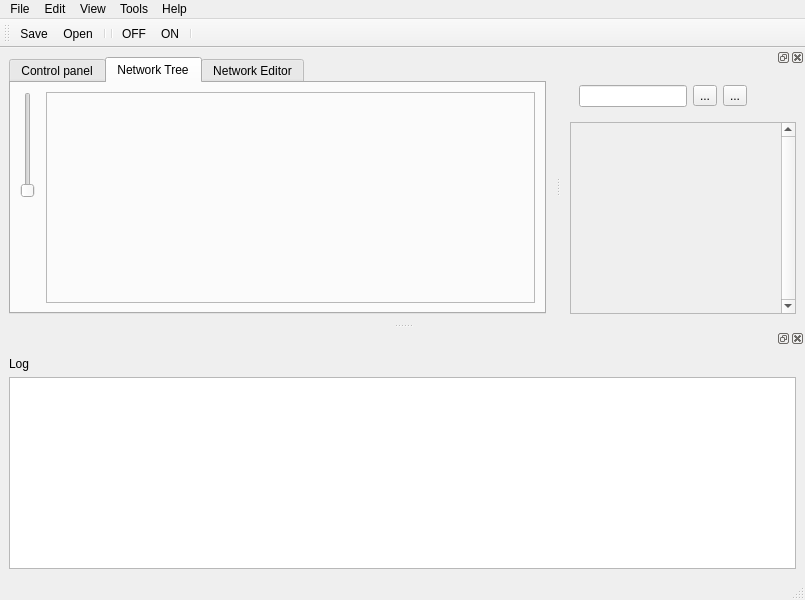
Qt form rcmanager/formManager.ui (robocomp/tools) before a commit.
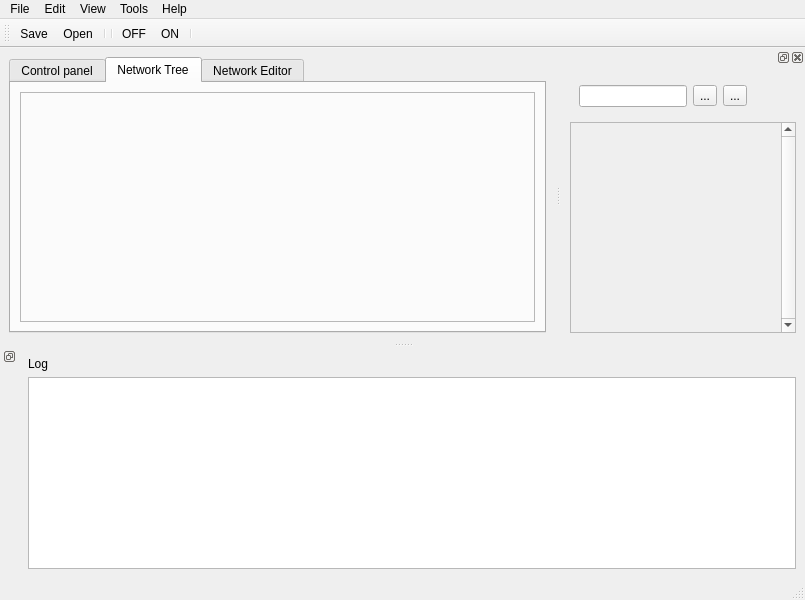
The same form after that commit. Icons and pictures are not drawn.

What changed in the file:
```diff
--- a/rcmanager/formManager.ui
+++ b/rcmanager/formManager.ui
@@ -217,36 +217,6 @@
        </attribute>
        <layout class="QGridLayout" name="gridLayout_5">
         <item row="1" column="0">
-         <layout class="QGridLayout" name="gridLayout_7" columnstretch="0">
-          <property name="horizontalSpacing">
-           <number>0</number>
-          </property>
-          <item row="1" column="0">
-           <spacer name="verticalSpacer_2">
-            <property name="orientation">
-             <enum>Qt::Vertical</enum>
-            </property>
-            <property name="sizeHint" stdset="0">
-             <size>
-              <width>20</width>
-              <height>40</height>
-             </size>
-            </property>
-           </spacer>
-          </item>
-          <item row="0" column="0">
-           <widget class="QSlider" name="verticalSlider">
-            <property name="toolTip">
-             <string>zoom in or out</string>
-            </property>
-            <property name="orientation">
-             <enum>Qt::Vertical</enum>
-            </property>
-           </widget>
-          </item>
-         </layout>
-        </item>
-        <item row="1" column="1">
          <widget class="QFrame" name="frame">
           <property name="frameShape">
            <enum>QFrame::StyledPanel</enum>
@@ -466,10 +436,13 @@
    </property>
    <property name="minimumSize">
     <size>
-     <width>96</width>
+     <width>121</width>
      <height>144</height>
     </size>
    </property>
+   <property name="features">
+    <set>QDockWidget::DockWidgetFloatable|QDockWidget::DockWidgetMovable|QDockWidget::DockWidgetVerticalTitleBar</set>
+   </property>
    <attribute name="dockWidgetArea">
     <number>8</number>
    </attribute>
@@ -566,7 +539,7 @@
           <x>0</x>
           <y>0</y>
           <width>236</width>
-          <height>260</height>
+          <height>173</height>
          </rect>
         </property>
         <layout class="QVBoxLayout" name="verticalLayout">
```
